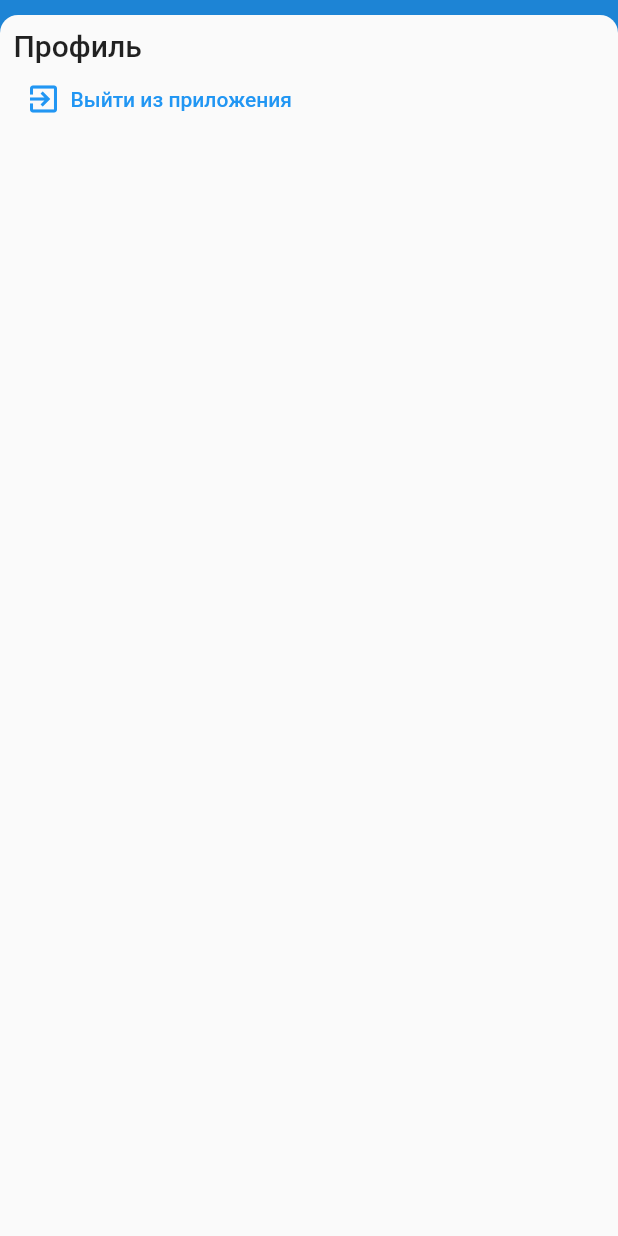
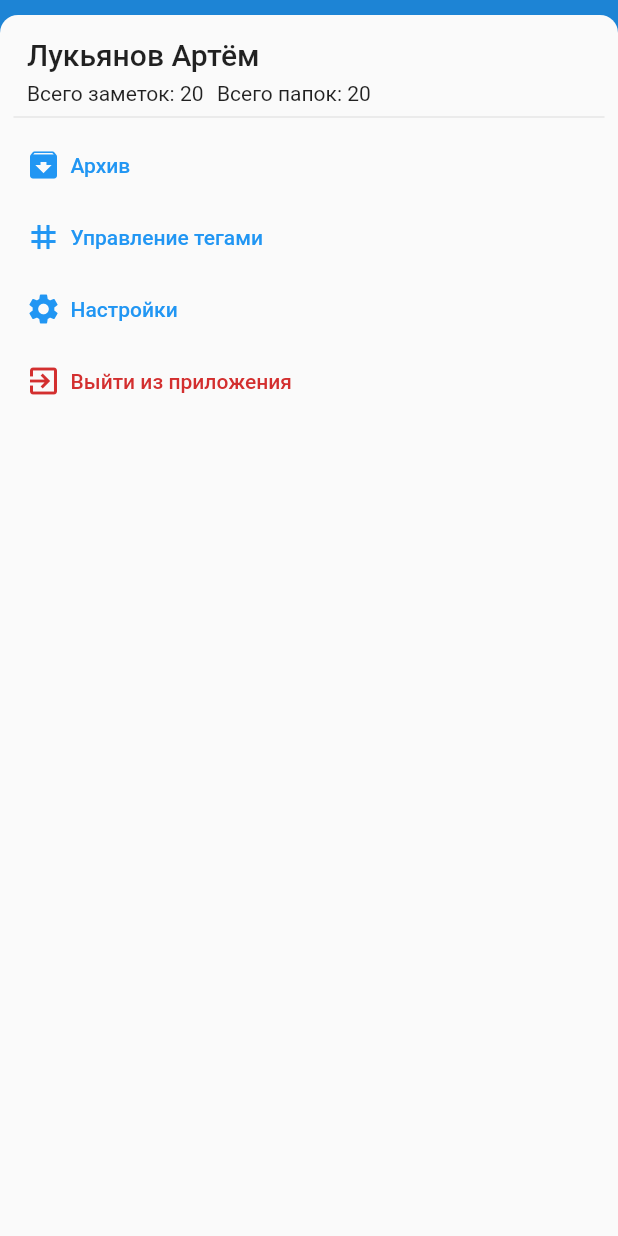
Before and after one commit to ksydex/uni_note, a Flutter app: the HomeScreen screen opened by its route, after a tap on the "account circle" icon, on a phone screen of 412 x 824 dp. Run offline on Flutter 3.47's test engine with Material 2 defaults, Android fonts, the phone set to English and light mode, and no system bars; drawn by our look-alikes of flutter_slidable; our stand-ins replace auto_route, bloc, bloc_concurrency, dio, flutter_bloc, freezed_annotation and 7 more; missing offline and left inert: flutter_quill.

Commit message:
added tags

```diff
--- a/lib/core/domain/entities/notes/note.dart
+++ b/lib/core/domain/entities/notes/note.dart
@@ -1,10 +1,12 @@
 import 'package:flutter/material.dart';
+import 'package:todo_list/core/domain/entities/tags/tag.dart';
 
 class Note {
   final int id;
   final String name;
   final String body;
   final bool isFavorite;
+  final List<Tag> tags;
 
   IconData get isFavoriteIcon => isFavorite ? Icons.star : Icons.star_border;
 
@@ -12,14 +14,16 @@ class Note {
       {required this.id,
       required this.name,
       required this.body,
-      required this.isFavorite});
+      required this.isFavorite,
+      required this.tags});
 
   factory Note.test([bool isFavorite = false]) => Note(
       id: 1,
       name: 'Заметка тест',
       body: 'Заметка тело',
-      isFavorite: isFavorite);
+      isFavorite: isFavorite,
+      tags: [Tag.test(), Tag.test()]);
 
   factory Note.empty([bool isFavorite = false]) =>
-      Note(id: 0, name: '', body: '', isFavorite: false);
+      Note(id: 0, name: '', body: '', isFavorite: false, tags: []);
 }
--- /dev/null
+++ b/lib/core/domain/entities/tags/tag.dart
@@ -0,0 +1,16 @@
+import 'package:hexcolor/hexcolor.dart';
+
+class Tag {
+  final int id;
+  final String name;
+  final String colorHex;
+  HexColor get color => HexColor(colorHex);
+
+  Tag({required this.id, required this.name, required this.colorHex});
+
+  factory Tag.test([bool isFavorite = false]) =>
+      Tag(id: 1, name: 'Тег тест', colorHex: "#ffaabb");
+
+  factory Tag.empty([bool isFavorite = false]) =>
+      Tag(id: 0, name: '', colorHex: "#ffbbaa");
+}
--- a/lib/core/presentation/routes/app_router.dart
+++ b/lib/core/presentation/routes/app_router.dart
@@ -6,6 +6,7 @@ import 'package:todo_list/features/auth/sign_in/presentation/sign_in_screen.dart
 import 'package:todo_list/features/home/presentation/home_screen.dart';
 import 'package:todo_list/features/note_form/presentation/note_form_screen.dart';
 import 'package:todo_list/features/splash/presentation/splash_screen.dart';
+import 'package:todo_list/features/tags/tags_overview/presentation/tags_overview_screen.dart';
 
 part 'app_router.gr.dart';
 
@@ -13,6 +14,7 @@ part 'app_router.gr.dart';
   MaterialRoute(path: '/', page: SplashScreen, initial: true),
   MaterialRoute(path: '/signIn', page: SignInScreen),
   MaterialRoute(path: '/', page: HomeScreen),
-  MaterialRoute(path: '/note/:id', page: NoteFormScreen)
+  MaterialRoute(path: '/note/:id', page: NoteFormScreen),
+  MaterialRoute(path: '/tag', page: TagsOverviewScreen)
 ])
 class AppRouter extends _$AppRouter {}
--- a/lib/core/presentation/shared/card_base.dart
+++ b/lib/core/presentation/shared/card_base.dart
@@ -8,10 +8,12 @@ class CardBase extends StatelessWidget {
   final Icon? leadingIcon;
   final Text text;
   final Widget? append;
+  final Widget? appendBottom;
 
   const CardBase(
       {Key? key,
       this.onTap,
+      this.appendBottom,
       this.leadingIcon,
       required this.text,
       this.actionPane,
@@ -27,21 +29,25 @@ class CardBase extends StatelessWidget {
           child: InkWell(
               onTap: () => onTap?.call(),
               child: Container(
-                alignment: Alignment.centerLeft,
                 padding: const EdgeInsets.all(12),
-                child: Row(
+                child: Column(
+                  children: [
+                    Row(
                       mainAxisAlignment: MainAxisAlignment.spaceBetween,
                       crossAxisAlignment: CrossAxisAlignment.center,
                       mainAxisSize: MainAxisSize.max,
                       children: [
                         Row(children: [
-                      if (leadingIcon != null) const Icon(Icons.folder),
+                          if (leadingIcon != null) leadingIcon!,
                           if (leadingIcon != null) const Indent.md(),
                           text,
                         ]),
                         if (append != null) append!
                       ],
                     ),
+                    if (appendBottom != null) appendBottom!
+                  ],
+                ),
               ))),
     );
   }
--- a/lib/core/presentation/shared/notes/note_card/note_card.dart
+++ b/lib/core/presentation/shared/notes/note_card/note_card.dart
@@ -1,7 +1,9 @@
 import 'package:flutter/material.dart';
+import 'package:todo_list/core/presentation/constants/indents.dart';
 import 'package:todo_list/core/presentation/shared/card_base.dart';
 import 'package:todo_list/core/presentation/shared/notes/note_card/pane/note_action_pane.dart';
 import 'package:todo_list/core/presentation/shared/notes/note_inherited.dart';
+import 'package:todo_list/core/presentation/shared/tags/note_card/tag_card.dart';
 
 class NoteCard extends StatelessWidget {
   const NoteCard({Key? key}) : super(key: key);
@@ -23,6 +25,21 @@ class NoteCard extends StatelessWidget {
             Text("В избранном", style: theme.textTheme.bodySmall)
         ],
       ),
+      appendBottom: Padding(
+        padding: const EdgeInsets.only(top: Indents.sm),
+        child: Row(
+          children: note.tags
+              .map((e) => Padding(
+                    padding: const EdgeInsets.only(right: Indents.md),
+                    child: TagIndicator(
+                      tag: e,
+                      height: 10,
+                      showText: true,
+                    ),
+                  ))
+              .toList(),
+        ),
+      ),
     );
   }
 }
--- /dev/null
+++ b/lib/core/presentation/shared/tags/note_card/tag_card.dart
@@ -0,0 +1,71 @@
+import 'package:flutter/material.dart';
+import 'package:todo_list/core/domain/entities/tags/tag.dart';
+import 'package:todo_list/core/presentation/constants/indents.dart';
+import 'package:todo_list/core/presentation/shared/card_base.dart';
+import 'package:todo_list/core/presentation/shared/notes/note_card/pane/note_action_pane.dart';
+import 'package:todo_list/core/presentation/shared/tags/tag_inherited.dart';
+
+class TagIndicator extends StatelessWidget {
+  final Tag tag;
+  final bool showText;
+  final double height;
+  final double width;
+
+  const TagIndicator(
+      {Key? key,
+      required this.tag,
+      this.showText = false,
+      this.height = 20,
+      this.width = 40})
+      : super(key: key);
+
+  @override
+  Widget build(BuildContext context) {
+    return Container(
+      height: showText ? null : height,
+      width: showText ? null : width,
+      decoration: BoxDecoration(
+          color: tag.color,
+          borderRadius: const BorderRadius.all(Radius.circular(5))),
+      child: showText
+          ? Padding(
+              padding: const EdgeInsets.symmetric(
+                  horizontal: Indents.md, vertical: Indents.sm),
+              child: Text(
+                tag.name,
+                style: Theme.of(context)
+                    .textTheme
+                    .caption
+                    ?.copyWith(fontWeight: FontWeight.w500),
+              ),
+            )
+          : Container(),
+    );
+  }
+}
+
+class TagCard extends StatelessWidget {
+  const TagCard({Key? key}) : super(key: key);
+
+  @override
+  Widget build(BuildContext context) {
+    final tag = TagInherited.of(context).value;
+    final theme = Theme.of(context);
+
+    return CardBase(
+      actionPane: NoteActionPane(),
+      text: Text(tag.name, style: theme.textTheme.titleMedium),
+      onTap: () => {
+        // AutoRouter.of(context).push(TaskFormRoute(task: task))
+      },
+      append: Row(
+        children: [
+          TagIndicator(
+            tag: tag,
+            width: 50,
+          )
+        ],
+      ),
+    );
+  }
+}
--- /dev/null
+++ b/lib/core/presentation/shared/text_button_with_icon.dart
@@ -0,0 +1,27 @@
+import 'package:flutter/material.dart';
+import 'package:todo_list/core/presentation/shared/indent.dart';
+
+class TextButtonWithIcon extends StatelessWidget {
+  final VoidCallback? onPressed;
+  final Icon icon;
+  final Text text;
+  final ButtonStyle? style;
+
+  const TextButtonWithIcon(
+      {Key? key,
+      this.onPressed,
+      required this.text,
+      required this.icon,
+      this.style})
+      : super(key: key);
+
+  @override
+  Widget build(BuildContext context) {
+    return TextButton(
+        style: style,
+        onPressed: () => onPressed?.call(),
+        child: Row(
+          children: [icon, const Indent.md(), text],
+        ));
+  }
+}
--- a/lib/features/home/presentation/home_screen.dart
+++ b/lib/features/home/presentation/home_screen.dart
@@ -3,12 +3,13 @@ import 'package:flutter/material.dart';
 import 'package:modal_bottom_sheet/modal_bottom_sheet.dart';
 import 'package:todo_list/core/domain/entities/groups/group.dart';
 import 'package:todo_list/core/domain/entities/notes/note.dart';
+import 'package:todo_list/core/domain/entities/tags/tag.dart';
 import 'package:todo_list/core/presentation/constants/indents.dart';
 import 'package:todo_list/core/presentation/shared/card_base.dart';
 import 'package:todo_list/core/presentation/shared/groups/group_list_view.dart';
 import 'package:todo_list/core/presentation/shared/notes/note_list_view.dart';
 import 'package:todo_list/features/home/presentation/widgets/home_screen_navbar.dart';
-import 'package:todo_list/features/home/presentation/widgets/sign_out_button.dart';
+import 'package:todo_list/features/home/presentation/widgets/profile_container.dart';
 
 class HomeScreen extends StatelessWidget {
   final Group? group;
@@ -31,16 +32,9 @@ class HomeScreen extends StatelessWidget {
             onPressed: () {
               showCupertinoModalBottomSheet(
                   context: context,
-                  builder: (ctx) => Padding(
-                        padding: const EdgeInsets.all(Indents.lg),
-                        child: Column(
-                          crossAxisAlignment: CrossAxisAlignment.start,
-                          children: [
-                            Text("Профиль", style: theme.textTheme.titleLarge),
-                            const SignOutButton()
-                          ],
-                        ),
-                      ),
+                  builder: (ctx) => const Padding(
+                      padding: EdgeInsets.all(Indents.lg),
+                      child: ProfileContainer()),
                   expand: false);
             }),
         actions: const [
@@ -67,25 +61,53 @@ class _NotesOverview extends StatelessWidget {
   Widget build(BuildContext context) {
     final theme = Theme.of(context);
     final notes = <Note>[
-      Note(id: 1, name: "Расписание пар", body: "", isFavorite: true),
-      Note(id: 3, name: "Курсовые проекты", body: "", isFavorite: true),
-      Note(id: 2, name: "Тестирование диплома", body: "", isFavorite: false),
+      Note(id: 1, name: "Расписание пар", body: "", isFavorite: true, tags: [
+        Tag.test(),
+        Tag(id: 2, name: "Lol lmao!", colorHex: "#ffccaa"),
+        Tag(id: 2, name: "Kekw 2", colorHex: "#ddccdd")
+      ]),
+      Note(
+          id: 3,
+          name: "Курсовые проекты",
+          body: "",
+          isFavorite: true,
+          tags: [Tag.test()]),
+      Note(
+          id: 2,
+          name: "Тестирование диплома",
+          body: "",
+          isFavorite: false,
+          tags: [Tag.test(), Tag(id: 2, name: "Kekw", colorHex: "#ffcccc")]),
     ];
+
     final groups = <Group>[
       Group(id: 1, name: "Функциональное программирование", isFavorite: false),
       Group(id: 2, name: "Компьютерная графика", isFavorite: false),
       Group(id: 3, name: "Информатика", isFavorite: false),
       Group(id: 4, name: "Мультимедийные технологии", isFavorite: false),
     ];
+
     return ListView(
       children: [
         if (canBePopped)
-          CardBase(
-            onTap: () => AutoRouter.of(context).pop(),
-            leadingIcon: const Icon(Icons.folder),
-            text: Text("..",
-                style: theme.textTheme.titleMedium
-                    ?.copyWith(color: theme.disabledColor)),
+          Row(
+            children: [
+              Expanded(
+                child: CardBase(
+                  onTap: () => AutoRouter.of(context).pop(),
+                  leadingIcon: const Icon(Icons.folder_outlined),
+                  text: Text("Назад", style: theme.textTheme.titleMedium),
+                ),
+              ),
+              if (AutoRouter.of(context).stack.length > 2)
+                Expanded(
+                  child: CardBase(
+                    onTap: () => AutoRouter.of(context).popUntilRoot(),
+                    leadingIcon: const Icon(Icons.folder_copy_outlined),
+                    text: Text("В начало", style: theme.textTheme.titleMedium),
+                  ),
+                ),
+            ],
           ),
         GroupListView(groups: groups),
         NoteListView(notes: notes),
--- /dev/null
+++ b/lib/features/home/presentation/widgets/profile_container.dart
@@ -0,0 +1,58 @@
+import 'package:auto_route/auto_route.dart';
+import 'package:flutter/material.dart';
+import 'package:todo_list/core/presentation/constants/indents.dart';
+import 'package:todo_list/core/presentation/routes/app_router.dart';
+import 'package:todo_list/core/presentation/shared/indent.dart';
+import 'package:todo_list/core/presentation/shared/text_button_with_icon.dart';
+import 'package:todo_list/features/home/presentation/widgets/sign_out_button.dart';
+
+class ProfileContainer extends StatelessWidget {
+  const ProfileContainer({Key? key}) : super(key: key);
+
+  @override
+  Widget build(BuildContext context) {
+    final theme = Theme.of(context);
+    final userName = "Лукьянов Артём";
+
+    return Column(
+      crossAxisAlignment: CrossAxisAlignment.start,
+      children: [
+        Padding(
+          padding: const EdgeInsets.symmetric(horizontal: Indents.lg)
+              .copyWith(top: Indents.md),
+          child: Column(
+            crossAxisAlignment: CrossAxisAlignment.start,
+            children: [
+              Text(userName, style: theme.textTheme.titleLarge),
+              const Indent.md(),
+              Row(
+                children: [
+                  Text("Всего заметок: 20", style: theme.textTheme.bodyMedium),
+                  const Indent.lg(),
+                  Text("Всего папок: 20", style: theme.textTheme.bodyMedium)
+                ],
+              )
+            ],
+          ),
+        ),
+        const Divider(),
+        TextButtonWithIcon(
+            onPressed: () =>
+                AutoRouter.of(context).push(const TagsOverviewRoute()),
+            text: const Text("Архив"),
+            icon: const Icon(Icons.archive)),
+        TextButtonWithIcon(
+            onPressed: () =>
+                AutoRouter.of(context).push(const TagsOverviewRoute()),
+            text: const Text("Управление тегами"),
+            icon: const Icon(Icons.tag)),
+        TextButtonWithIcon(
+            onPressed: () =>
+                AutoRouter.of(context).push(const TagsOverviewRoute()),
+            text: const Text("Настройки"),
+            icon: const Icon(Icons.settings)),
+        const SignOutButton(),
+      ],
+    );
+  }
+}
--- a/lib/features/home/presentation/widgets/sign_out_button.dart
+++ b/lib/features/home/presentation/widgets/sign_out_button.dart
@@ -3,7 +3,7 @@ import 'package:flutter/material.dart';
 import 'package:flutter_bloc/flutter_bloc.dart';
 import 'package:todo_list/core/application/auth/auth_bloc.dart';
 import 'package:todo_list/core/presentation/routes/app_router.dart';
-import 'package:todo_list/core/presentation/shared/indent.dart';
+import 'package:todo_list/core/presentation/shared/text_button_with_icon.dart';
 import 'package:todo_list/injection.dart';
 
 class SignOutButton extends StatelessWidget {
@@ -18,16 +18,14 @@ class SignOutButton extends StatelessWidget {
               unauthenticated: (_) =>
                   AutoRouter.of(context).replace(const SignInRoute()),
               orElse: () => null),
-          builder: (context, __) => TextButton(
-              onPressed: () =>
-                  context.read<AuthBloc>().add(const AuthEvent.signedOut()),
-              child: Row(
-                children: const [
-                  Icon(Icons.exit_to_app),
-                  Indent.md(),
-                  Text("Выйти из приложения")
-                ],
-              ))),
+          builder: (context, __) => TextButtonWithIcon(
+                style:
+                    TextButton.styleFrom(primary: Theme.of(context).errorColor),
+                icon: const Icon(Icons.exit_to_app),
+                text: const Text("Выйти из приложения"),
+                onPressed: () =>
+                    context.read<AuthBloc>().add(const AuthEvent.signedOut()),
+              )),
     );
   }
 }
--- a/pubspec.yaml
+++ b/pubspec.yaml
@@ -29,6 +29,7 @@ dependencies:
   flutter_quill: ^5.0.3
   dio: ^4.0.6
   modal_bottom_sheet: ^2.0.1
+  hexcolor: ^2.0.7
 
 dev_dependencies:
   auto_route_generator: ^4.0.0
```
Also changed, not shown: lib/core/presentation/shared/tags/note_card/pane/tag_action_pane.dart (added, +10 -0 lines), lib/core/presentation/shared/tags/note_card/pane/tag_pane_actions.dart (added, +26 -0 lines), lib/core/presentation/shared/tags/tag_inherited.dart (added, +22 -0 lines), lib/core/presentation/shared/tags/tag_list_view.dart (added, +22 -0 lines), lib/features/tags/tags_overview/presentation/tags_overview_screen.dart (added, +46 -0 lines), lib/core/presentation/routes/app_router.gr.dart, pubspec.lock. Lines whose indentation alone changed are shown as unchanged.
